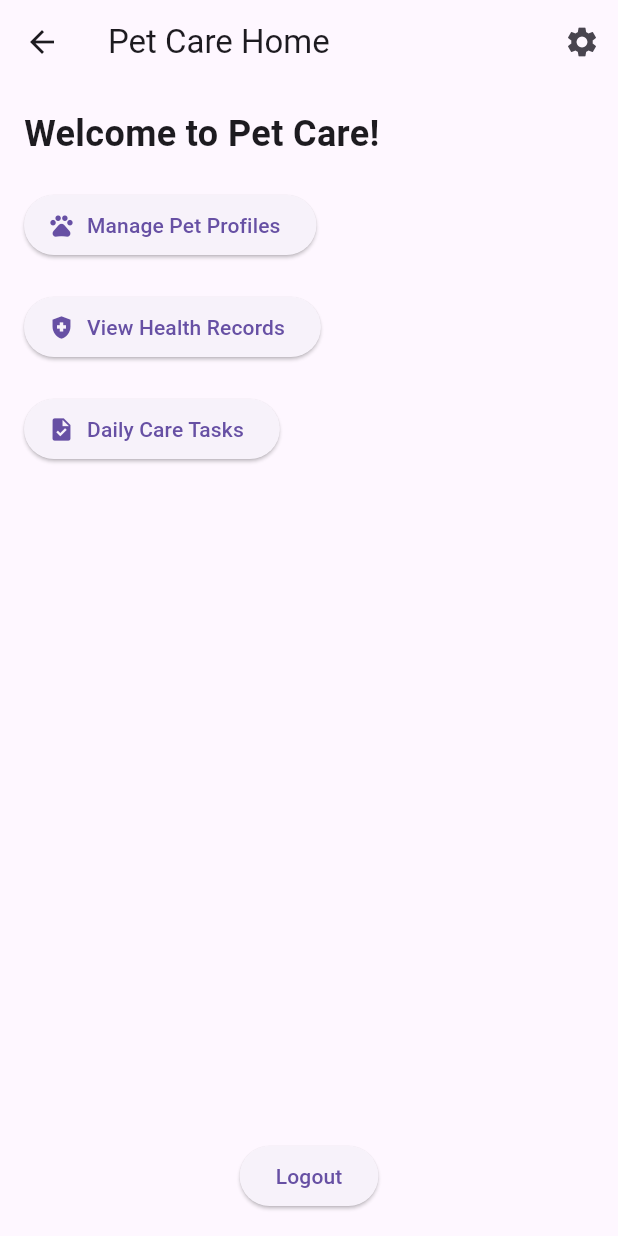
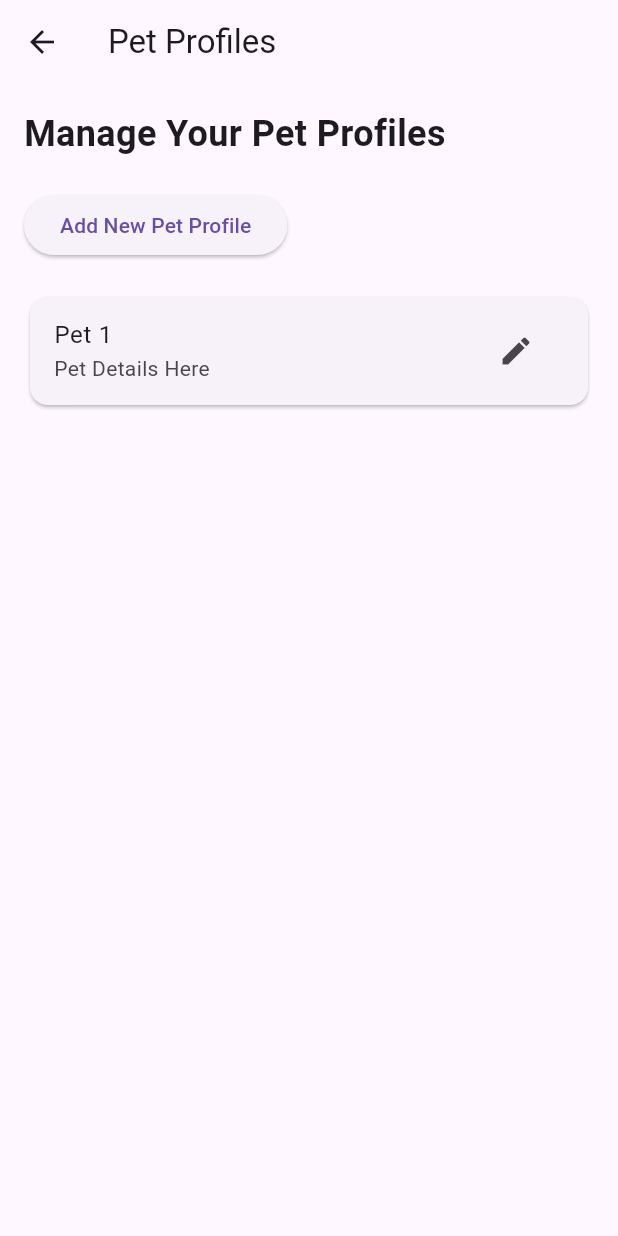
Before and after one commit to AkinniyiS/petcareapp, a Flutter app: the HomeScreen screen opened by its route, after a tap on "Manage Pet Profiles", on a phone screen of 412 x 824 dp. Run offline on Flutter 3.47's test engine with Material 3 defaults, Android fonts, the phone set to English and light mode, and no system bars; our stand-ins replace sqflite; accounts and stored records are empty.

Commit message:
"pet profile screen made"

```diff
--- a/petapp/lib/home_screen.dart
+++ b/petapp/lib/home_screen.dart
@@ -1,9 +1,12 @@
 
 import 'package:flutter/material.dart';
+import 'profile_screen.dart';
 import 'database_helper.dart';
 import 'main.dart';
 
 class HomeScreen extends StatelessWidget {
+  const HomeScreen({super.key});
+
   @override
   Widget build(BuildContext context) {
     return Scaffold(
@@ -32,7 +35,10 @@ class HomeScreen extends StatelessWidget {
               icon: Icon(Icons.pets),
               label: Text('Manage Pet Profiles'),
               onPressed: () {
-                Navigator.pushNamed(context, '/petProfiles');
+                Navigator.push(
+                  context,
+                  MaterialPageRoute(builder: (context) => const ProfileScreen()),
+                );
               },
             ),
             SizedBox(height: 20),
--- a/petapp/lib/main.dart
+++ b/petapp/lib/main.dart
@@ -1,6 +1,7 @@
 import 'package:flutter/material.dart';
 import 'database_helper.dart';
 import 'home_screen.dart';
+
 
 class LoginScreen extends StatefulWidget {
   @override
--- /dev/null
+++ b/petapp/lib/profile_screen.dart
@@ -0,0 +1,53 @@
+import 'package:flutter/material.dart';
+
+class ProfileScreen extends StatelessWidget {
+  const ProfileScreen({super.key});
+
+  @override
+  Widget build(BuildContext context) {
+    return Scaffold(
+      appBar: AppBar(
+        title: const Text('Pet Profiles'),
+      ),
+      body: Padding(
+        padding: const EdgeInsets.all(16.0),
+        child: Column(
+          crossAxisAlignment: CrossAxisAlignment.start,
+          children: [
+            const Text(
+              'Manage Your Pet Profiles',
+              style: TextStyle(fontSize: 24, fontWeight: FontWeight.bold),
+            ),
+            const SizedBox(height: 20),
+            ElevatedButton(
+              child: const Text('Add New Pet Profile'),
+              onPressed: () {
+                // Add navigation to a new screen for adding a pet profile
+              },
+            ),
+            const SizedBox(height: 20),
+            Expanded(
+              child: ListView.builder(
+                itemCount: 1,
+                itemBuilder: (context, index) {
+                  return Card(
+                    child: ListTile(
+                      title: Text('Pet ${index + 1}'),
+                      subtitle: Text('Pet Details Here'),
+                      trailing: IconButton(
+                        icon: const Icon(Icons.edit),
+                        onPressed: () {
+                          // Navigate to edit pet profile screen
+                        },
+                      ),
+                    ),
+                  );
+                },
+              ),
+            ),
+          ],
+        ),
+      ),
+    );
+  }
+}
--- a/petapp/pubspec.yaml
+++ b/petapp/pubspec.yaml
@@ -53,10 +53,10 @@ dev_dependencies:
 
 
   # Firebase Cloud Messaging for push notifications
-  firebase_messaging: ^15.1.3
+  #firebase_messaging: ^15.1.3
 
   # Firebase Storage for documents like vaccination records
-  firebase_storage: ^12.3.3
+  #firebase_storage: ^12.3.3
 
   # Local notifications for reminders
   flutter_local_notifications: ^17.2.3
```
Also changed, not shown: petapp/pubspec.lock, 3 other files.
